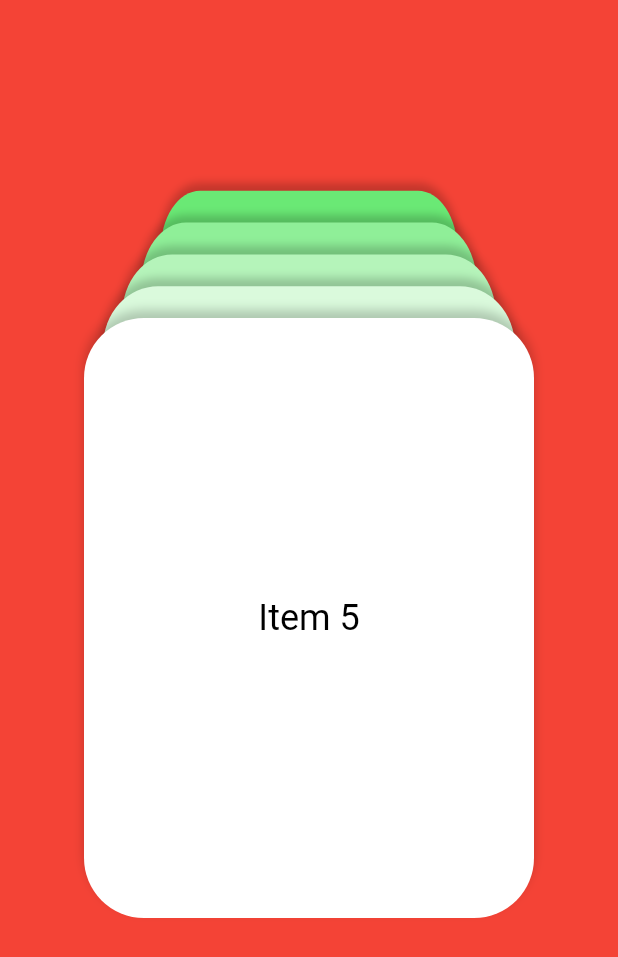
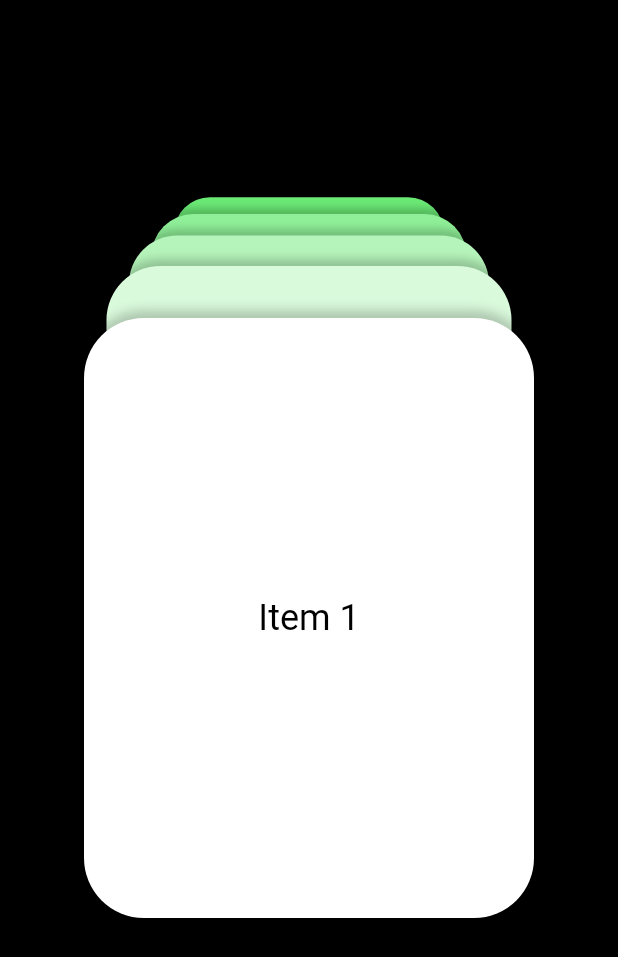
Before and after one commit to jlzapata/fancy_stacked_list, a Flutter app: the screen it shows after launch, on a phone screen of 412 x 824 dp. Shown: the top 957 px of the screen. Run offline on Flutter 3.47's test engine with Material 2 defaults, Android fonts, the phone set to English and light mode, and no system bars.

Commit message:
Semi working
Need to refactor and split the stackedListItem

```diff
--- a/lib/stacked_app.dart
+++ b/lib/stacked_app.dart
@@ -1,184 +1,24 @@
 import 'package:flutter/material.dart';
+import 'package:stacked_list/stacked_list.dart';
 
-class StackedApp extends StatelessWidget {
-  const StackedApp({Key? key}) : super(key: key);
+class StackedPage extends StatelessWidget {
+  final items = List<String>.generate(20, (i) => "Item ${i + 1}");
 
+  StackedPage({Key? key}) : super(key: key);
   @override
   Widget build(BuildContext context) {
-    return MaterialApp(
-      title: 'Flutter Demo',
-      debugShowCheckedModeBanner: false,
-      theme: ThemeData(
-        scaffoldBackgroundColor: Colors.black,
-      ),
-      home: Scaffold(body: MyHomePage()),
-    );
-  }
-}
-
-class MyHomePage extends StatelessWidget {
-  final items = List<String>.generate(20, (i) => "Item ${i + 1}");
-  @override
-  Widget build(BuildContext context) {
-    return StackedList(
-      itemCount: items.length,
-      itemExtent: 5,
-      itemBuilder: (context, index) => Center(
-        child: Text(
-          items[index],
-          style: TextStyle(fontSize: 24, color: Colors.black),
+    return ConstrainedBox(
+      constraints: const BoxConstraints.expand(),
+      child: StackedList(
+        itemCount: items.length,
+        itemExtent: 5,
+        itemBuilder: (context, index) => Center(
+          child: Text(
+            items[index],
+            style: const TextStyle(fontSize: 24, color: Colors.black),
+          ),
         ),
       ),
     );
   }
 }
-
-class StackedList extends StatefulWidget {
-  StackedList(
-      {Key? key,
-      required this.itemBuilder,
-      required this.itemCount,
-      int? itemExtent})
-      : itemExtent = itemExtent ?? itemCount + 1,
-        super(key: key);
-
-  final IndexedWidgetBuilder itemBuilder;
-  final int itemCount;
-  final int itemExtent;
-
-  @override
-  State<StackedList> createState() => _StackedListState();
-}
-
-class _StackedListState extends State<StackedList> {
-  int currentIndex = 0;
-  bool open = true;
-  final _colorTween =
-      ColorTween(begin: Colors.white, end: Color.fromARGB(255, 7, 219, 25));
-
-  @override
-  Widget build(BuildContext context) {
-    final List<Widget> children = <Widget>[];
-    for (int index = 0; index < currentIndex + widget.itemExtent; index++) {
-      int factor = open ? widget.itemExtent - index - 1 : -1;
-
-      print('''
-        currentIndex: $currentIndex
-        index: $index
-        factor: $factor
-
-''');
-
-      children.add(
-        _StackedListItem(
-          factor: factor,
-          colorTween: _colorTween,
-          index: index,
-          swipeEnabled: index == widget.itemExtent - 1,
-          height: 400,
-          onDrag: (distance) {
-            print(distance);
-          },
-          child: widget,
-        ),
-      );
-    }
-    return Container(
-        color: Colors.red,
-        child: Stack(clipBehavior: Clip.none, children: children));
-  }
-}
-
-class _StackedListItem extends StatefulWidget {
-  const _StackedListItem(
-      {Key? key,
-      required this.factor,
-      required this.colorTween,
-      required this.child,
-      required this.index,
-      required this.height,
-      this.onDrag,
-      this.swipeEnabled = false})
-      : super(key: key);
-
-  final int factor;
-  final ColorTween colorTween;
-  final StackedList child;
-  final int index;
-  final bool swipeEnabled;
-  final double height;
-  final OnDragCallback? onDrag;
-
-  @override
-  State<_StackedListItem> createState() => _StackedListItemState();
-}
-
-class _StackedListItemState extends State<_StackedListItem> {
-  late Alignment _alignment;
-  late double verticalDrag;
-
-  @override
-  void initState() {
-    verticalDrag = -widget.factor * 0.1;
-    _alignment = Alignment(0, -widget.factor * 0.1);
-    super.initState();
-  }
-
-  double getChildOffset(int i) {
-    return 100 - (((10 + (10 * i)) / 2) * i);
-  }
-
-  @override
-  Widget build(BuildContext context) {
-    Size size = MediaQuery.of(context).size;
-    return GestureDetector(
-      onVerticalDragUpdate: widget.swipeEnabled
-          ? (details) {
-              verticalDrag += details.delta.dy;
-              double dragDistance =
-                  verticalDrag / (size.height - widget.height) * 2;
-              print("Delta: ${details.delta.dy}");
-              print("Vertical Drag: $verticalDrag");
-              print("Distance: ${details.primaryDelta}");
-              print("movement: ${verticalDrag / size.height}");
-              print("Screen height: ${size.height}");
-              print(
-                  "real distance: ${verticalDrag / (size.height - widget.height) * 2}");
-              setState(() {
-                _alignment = Alignment(
-                  0,
-                  verticalDrag / (size.height - widget.height) * 2,
-                );
-              });
-
-              widget.onDrag?.call(dragDistance);
-            }
-          : null,
-      child: Transform(
-        alignment: Alignment.bottomCenter,
-        transform: Matrix4.identity()..scale(1 - (0.085 * widget.factor), 1),
-        child: Align(
-          alignment: _alignment,
-          child: Container(
-              width: 300,
-              height: widget.height,
-              decoration: BoxDecoration(
-                color: widget.colorTween
-                    .transform(1 - (1 - (0.15 * widget.factor))),
-                borderRadius: BorderRadius.circular(40),
-                boxShadow: [
-                  BoxShadow(
-                    color: Colors.black.withOpacity(0.2),
-                    offset: const Offset(0, -5),
-                    blurRadius: 5,
-                  ),
-                ],
-              ),
-              child: widget.child.itemBuilder(context, widget.index)),
-        ),
-      ),
-    );
-  }
-}
-
-typedef OnDragCallback = void Function(double);
--- /dev/null
+++ b/lib/stacked_list.dart
@@ -0,0 +1,276 @@
+import 'dart:math';
+
+import 'package:flutter/foundation.dart';
+import 'package:flutter/material.dart';
+
+class StackedList extends StatefulWidget {
+  const StackedList(
+      {Key? key,
+      required this.itemBuilder,
+      required this.itemCount,
+      int? itemExtent})
+      : itemExtent = itemExtent ?? itemCount + 1,
+        super(key: key);
+
+  final IndexedWidgetBuilder itemBuilder;
+  final int itemCount;
+  final int itemExtent;
+
+  @override
+  State<StackedList> createState() => _StackedListState();
+}
+
+class _StackedListState extends State<StackedList>
+    with TickerProviderStateMixin {
+  int currentIndex = 0;
+  bool open = true;
+  VerticalDirection _direction = VerticalDirection.up;
+
+  final _colorTween = ColorTween(
+      begin: Colors.white, end: const Color.fromARGB(255, 7, 219, 25));
+
+  late final AnimationController _controller;
+  late final AnimationController _openCloseController;
+
+  @override
+  void initState() {
+    _controller = AnimationController(
+      vsync: this,
+      duration: const Duration(milliseconds: 300),
+      lowerBound: -1,
+      value: 0,
+    );
+    _openCloseController = AnimationController(
+      vsync: this,
+      duration: const Duration(milliseconds: 100),
+      value: 1,
+    );
+
+    _controller.addStatusListener(_updateIndex);
+
+    super.initState();
+  }
+
+  _updateIndex(AnimationStatus status) {
+    if (status == AnimationStatus.completed) {
+      setState(() {
+        if (_direction == VerticalDirection.up) {
+          currentIndex += 1;
+        } else {
+          currentIndex -= 1;
+        }
+      });
+      _controller.value = 0.0;
+    }
+  }
+
+  @override
+  void dispose() {
+    _openCloseController.dispose();
+    _controller.removeStatusListener(_updateIndex);
+    _controller.dispose();
+    super.dispose();
+  }
+
+  @override
+  Widget build(BuildContext context) {
+    return LayoutBuilder(
+      builder: (context, constraints) => Stack(
+        alignment: Alignment.center,
+        children: [
+          for (int index = currentIndex + widget.itemExtent;
+              index >= currentIndex;
+              index--)
+            _buildStackedListItem(index, constraints.maxHeight)
+        ],
+      ),
+    );
+  }
+
+  _StackedListItem _buildStackedListItem(int index, double maxHeight) {
+    int stackIndex = index - currentIndex;
+
+    return _StackedListItem(
+      stackIndex: stackIndex,
+      colorTween: _colorTween,
+      index: index,
+      swipeEnabled: stackIndex == 0 && open,
+      height: 400,
+      maxExtent: 400 / 2 + maxHeight / 2,
+      animation: _controller.view,
+      openCloseAnimation: _openCloseController.view,
+      onTap: () {
+        if (open) {
+          _openCloseController.reverse();
+        } else {
+          _openCloseController.forward();
+        }
+        setState(() {
+          open = !open;
+        });
+      },
+      onDrag: (distance) {
+        _controller.value = distance;
+      },
+      onDragEnd: _onDragEnd,
+      builder: widget.itemBuilder,
+    );
+  }
+
+  _onDragEnd(double distance) {
+    if (distance < -0.25) {
+      _controller.animateTo(-1);
+      _direction = VerticalDirection.down;
+    } else if (distance < 0.25) {
+      _controller.animateBack(0);
+    } else {
+      _controller.animateTo(1);
+      _direction = VerticalDirection.up;
+    }
+  }
+}
+
+class _StackedListItem extends StatefulWidget {
+  const _StackedListItem({
+    Key? key,
+    required this.stackIndex,
+    required this.colorTween,
+    required this.builder,
+    required this.index,
+    required this.height,
+    required this.animation,
+    required this.openCloseAnimation,
+    this.onTap,
+    this.onDrag,
+    this.onDragEnd,
+    this.swipeEnabled = false,
+    required this.maxExtent,
+  }) : super(key: key);
+
+  final int stackIndex;
+  final ColorTween colorTween;
+  final IndexedWidgetBuilder builder;
+  final int index;
+  final bool swipeEnabled;
+  final double height;
+  final double maxExtent;
+  final GestureTapCallback? onTap;
+  final OnDragCallback? onDrag;
+  final OnDragCallback? onDragEnd;
+  final Animation<double> animation;
+  final Animation<double> openCloseAnimation;
+
+  @override
+  State<_StackedListItem> createState() => _StackedListItemState();
+}
+
+class _StackedListItemState extends State<_StackedListItem> {
+  late Tween<double> translationTween;
+  late Animation<double> scaleAnimation;
+  late Animation<double> opacityAnimation;
+  double verticalDrag = 0.0;
+
+  @override
+  void initState() {
+    double start = log(widget.stackIndex + 1) * -50;
+    double end = widget.stackIndex == 0
+        ? widget.maxExtent
+        : log(widget.stackIndex) * -50;
+    translationTween = Tween(begin: start, end: end);
+    scaleAnimation = Tween(
+            begin: 1 - (widget.stackIndex * 0.1),
+            end: 1 - ((widget.stackIndex - 1) * 0.1))
+        .animate(widget.animation);
+
+    super.initState();
+  }
+
+  @override
+  void didUpdateWidget(covariant _StackedListItem oldWidget) {
+    if (oldWidget.index != widget.index) {
+      double start = log(widget.stackIndex + 1) * -50;
+      double end = widget.stackIndex == 0
+          ? widget.maxExtent
+          : log(widget.stackIndex) * -50;
+      translationTween = Tween(begin: start, end: end);
+      scaleAnimation = Tween(
+              begin: 1 - (widget.stackIndex * 0.1),
+              end: 1 - ((widget.stackIndex - 1) * 0.1))
+          .animate(widget.animation);
+    }
+
+    super.didUpdateWidget(oldWidget);
+  }
+
+  @override
+  Widget build(BuildContext context) {
+    return AnimatedBuilder(
+      animation:
+          Listenable.merge([widget.animation, widget.openCloseAnimation]),
+      builder: (context, child) {
+        if (widget.stackIndex == 0) {
+          // print("MaxExtent: ${widget.maxExtent}");
+          // print("Animation: ${widget.animation.value}");
+          print("Translation: ${translationTween.evaluate(widget.animation)}");
+          // print("Scale: ${scaleAnimation.value}");
+        }
+        return Transform(
+            alignment: Alignment.topCenter,
+            transform: Matrix4.identity()
+              ..translate(
+                  0.0,
+                  translationTween.evaluate(widget.animation) *
+                      widget.openCloseAnimation.value)
+              ..scale(scaleAnimation.value.clamp(0.0, 1.0),
+                  scaleAnimation.value.clamp(0.0, 1.0)),
+            child: Opacity(
+                opacity: widget.stackIndex != 5
+                    ? kAlwaysCompleteAnimation.value
+                    : const Interval(0.0, 0.3)
+                        .transform(widget.animation.value.clamp(0.0, 1.0)),
+                child: child));
+      },
+      child: GestureDetector(
+        onTap: () => widget.onTap?.call(),
+        onVerticalDragUpdate: widget.swipeEnabled
+            ? (details) {
+                print("Drag: $verticalDrag");
+                verticalDrag += details.delta.dy;
+                widget.onDrag?.call(verticalDrag / widget.maxExtent);
+              }
+            : null,
+        onVerticalDragEnd: widget.swipeEnabled
+            ? (details) {
+                final distance = verticalDrag / widget.maxExtent;
+
+                if (distance < -0.25) {
+                  translationTween =
+                      Tween(begin: verticalDrag, end: widget.maxExtent);
+                }
+
+                widget.onDragEnd?.call(verticalDrag / widget.maxExtent);
+                verticalDrag = 0.0;
+              }
+            : null,
+        child: Container(
+            width: 300,
+            height: widget.height,
+            decoration: BoxDecoration(
+              color: widget.colorTween
+                  .transform(1 - (1 - (0.15 * widget.stackIndex))),
+              borderRadius: BorderRadius.circular(40),
+              boxShadow: [
+                BoxShadow(
+                  color: Colors.black.withOpacity(0.2),
+                  offset: const Offset(0, -5),
+                  blurRadius: 5,
+                ),
+              ],
+            ),
+            child: widget.builder(context, widget.index)),
+      ),
+    );
+  }
+}
+
+typedef OnDragCallback = void Function(double);
```
Also changed, not shown: lib/main.dart (+10 -16 lines).
